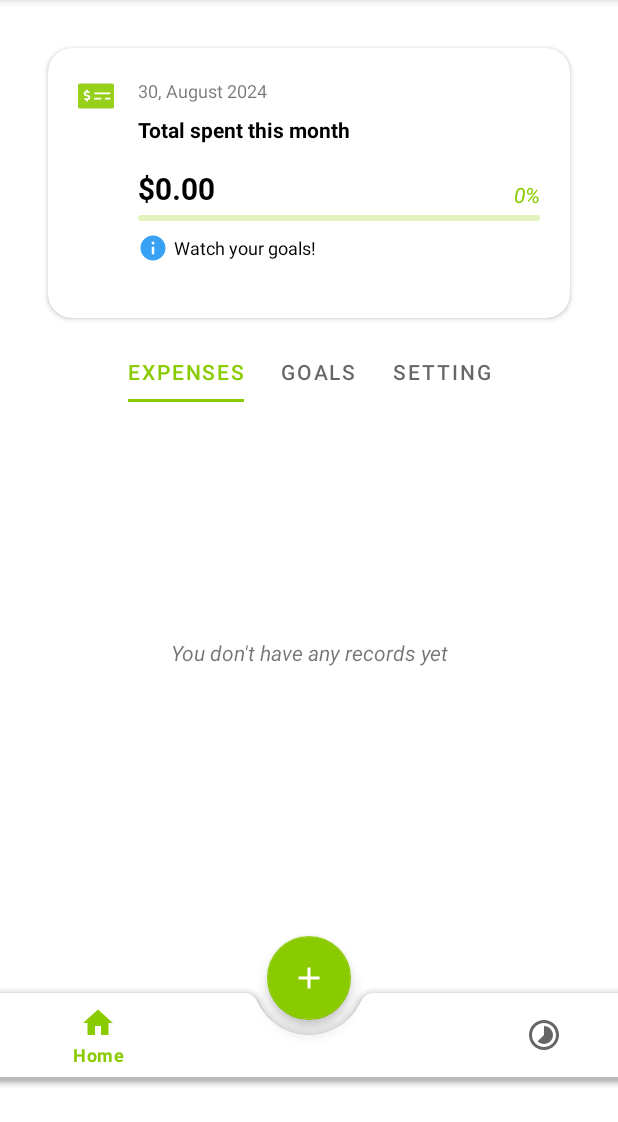
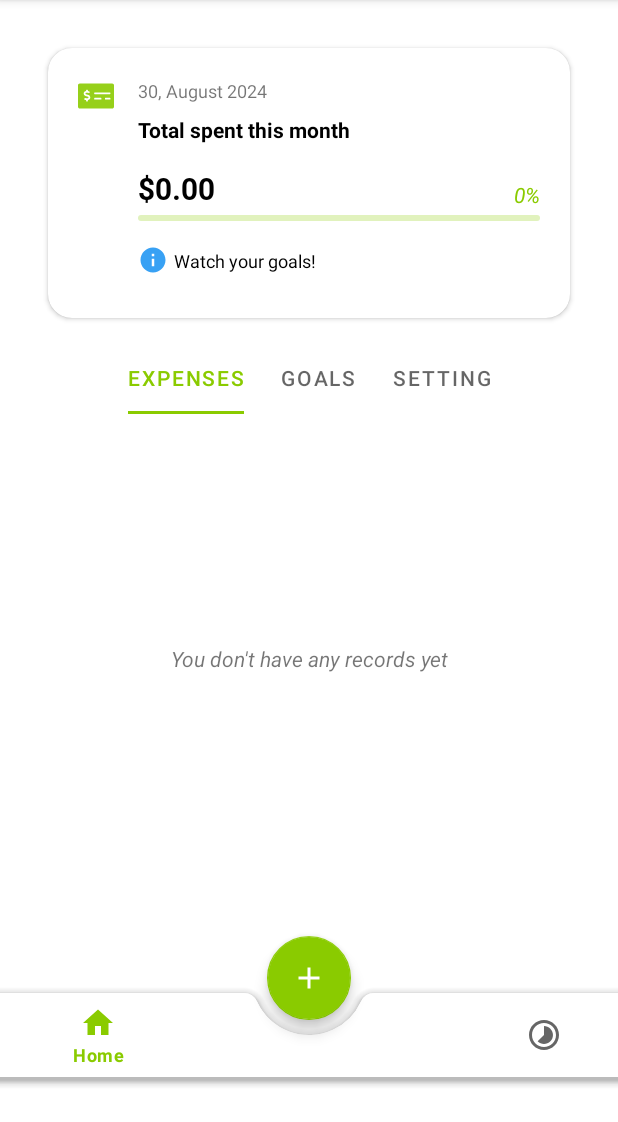
Before and after one commit to wuocdat/Money-Manager, an Android app: the OverviewFragment screen opened directly, with no data from a screen before it, on a phone screen of 412 x 824 dp, the part 84-1206 px from its top. Run offline under Robolectric (Android 15) with nearby library versions, the phone set to English and light mode, and no system bars; our stand-ins replace AdMob, Room's generated code, navigation-ui.

Commit message:
fix dimens issues

```diff
--- a/app/src/main/res/layout/activity_detail.xml
+++ b/app/src/main/res/layout/activity_detail.xml
@@ -74,8 +74,8 @@
 
         <ImageView
             android:id="@+id/detail_activity_calendar_imageView"
-            android:layout_width="wrap_content"
-            android:layout_height="match_parent"
+            android:layout_width="@dimen/recommend_size"
+            android:layout_height="@dimen/recommend_size"
             android:contentDescription="@string/range_date_picker_calendar"
             android:padding="8dp"
             app:srcCompat="@drawable/ic_calendar" />
--- a/app/src/main/res/layout/fragment_overview.xml
+++ b/app/src/main/res/layout/fragment_overview.xml
@@ -97,8 +97,9 @@
                 <LinearLayout
                     android:id="@+id/frag_watch_goals_layout"
                     android:layout_width="match_parent"
-                    android:layout_height="wrap_content"
+                    android:layout_height="match_parent"
                     android:layout_marginTop="8dp"
+                    android:gravity="center_vertical"
                     android:orientation="horizontal">
 
                     <ImageView
@@ -127,7 +128,7 @@
     <com.google.android.material.tabs.TabLayout
         android:id="@+id/overview_fragment_tab_layout"
         android:layout_width="wrap_content"
-        android:layout_height="40dp"
+        android:layout_height="@dimen/recommend_size"
         app:tabIndicatorFullWidth="false"
         app:tabMode="auto">
 
--- a/app/src/main/res/layout/fragment_proccess.xml
+++ b/app/src/main/res/layout/fragment_proccess.xml
@@ -25,7 +25,7 @@
         <Button
             android:id="@+id/proccess_month_btn"
             android:layout_width="wrap_content"
-            android:layout_height="40dp"
+            android:layout_height="@dimen/recommend_size"
             android:paddingLeft="4dp"
             android:paddingTop="0dp"
             android:paddingBottom="0dp"
@@ -40,14 +40,14 @@
             android:layout_width="wrap_content"
             android:layout_height="wrap_content"
             android:padding="8dp"
-            android:text=":"
+            android:text="@string/two_dot"
             android:textSize="20sp"
             android:textStyle="bold" />
 
         <Button
             android:id="@+id/proccess_year_btn"
             android:layout_width="wrap_content"
-            android:layout_height="40dp"
+            android:layout_height="@dimen/recommend_size"
             android:paddingLeft="4dp"
             android:paddingTop="0dp"
             android:paddingBottom="0dp"
--- a/app/src/main/res/layout/item_category.xml
+++ b/app/src/main/res/layout/item_category.xml
@@ -19,7 +19,7 @@
         <LinearLayout
             android:id="@+id/item_category_container"
             android:layout_width="140dp"
-            android:layout_height="35dp"
+            android:layout_height="@dimen/recommend_size"
             android:contentDescription="@string/category_selection_item"
             android:background="@color/red200"
             android:gravity="center_vertical"
--- a/app/src/main/res/values/dimens.xml
+++ b/app/src/main/res/values/dimens.xml
@@ -2,4 +2,5 @@
 <resources>
     <dimen name="ads_banner_height">50dp</dimen>
     <dimen name="main_frag_padding_bottom">150dp</dimen>
+    <dimen name="recommend_size">48dp</dimen>
 </resources>
--- a/app/src/main/res/values/strings.xml
+++ b/app/src/main/res/values/strings.xml
@@ -76,4 +76,5 @@
     <string name="expense_category_logo">category logo</string>
     <string name="selected_category_icon">Selected category icon</string>
     <string name="_20_apr_2023" translatable="false">20 Apr, 2023</string>
+    <string name="two_dot" translatable="false">:</string>
 </resources>
```
